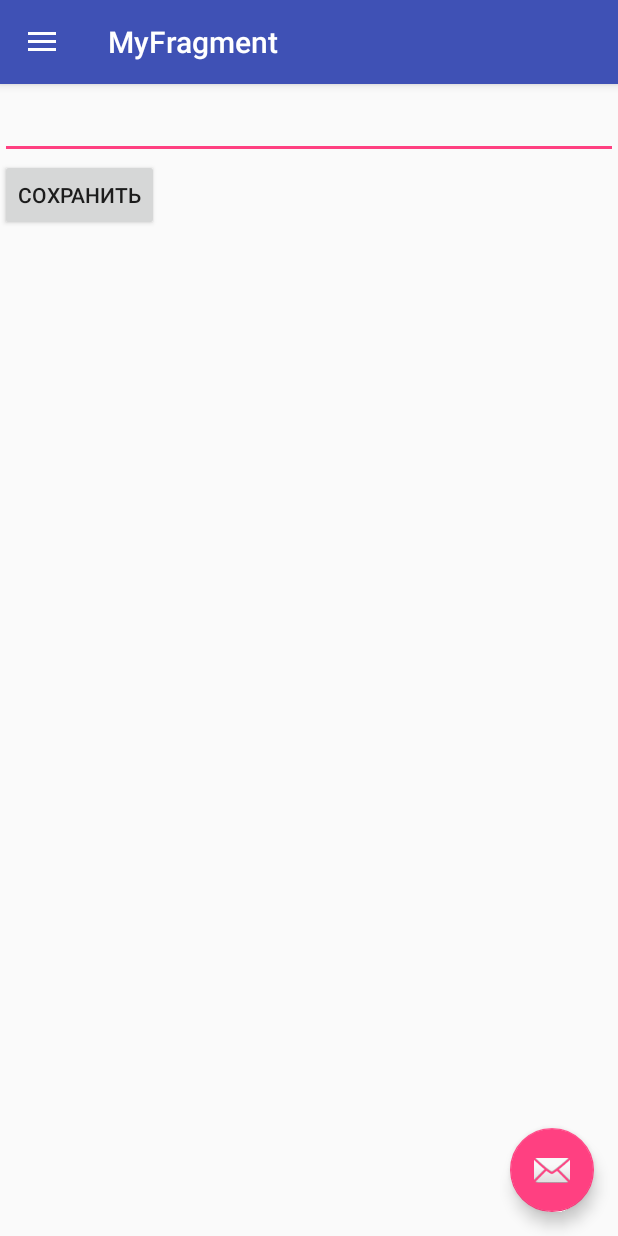
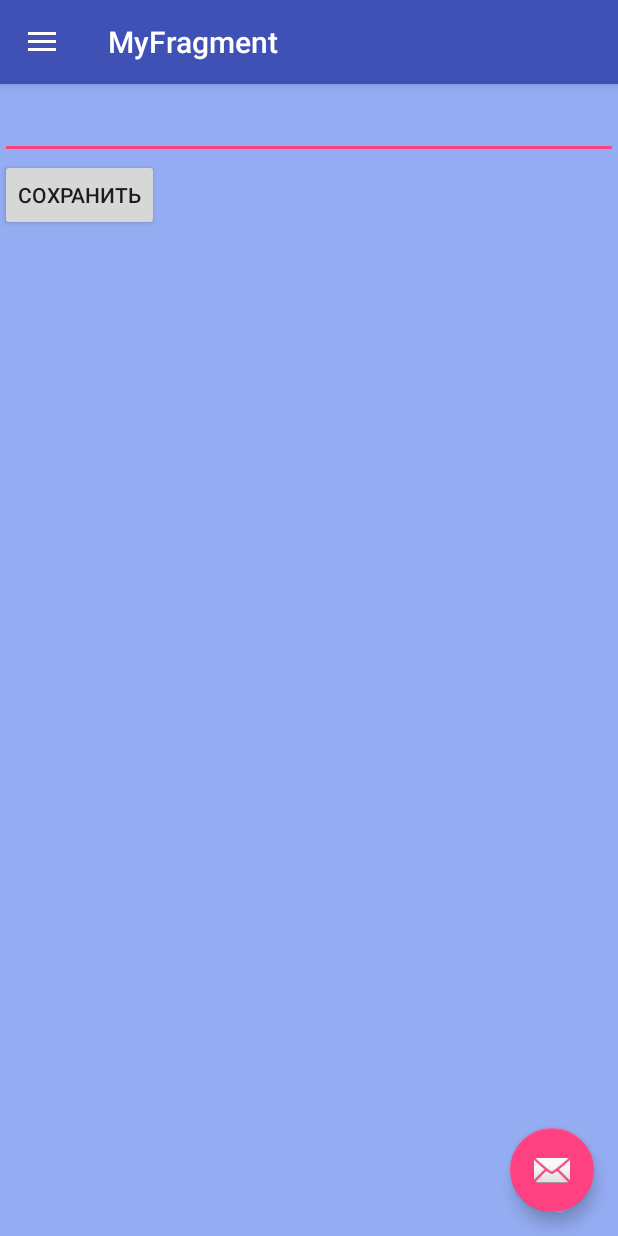
Before and after one commit to PalamarenkoA/MyFragment, an Android app: the screen it shows after launch (MainActivity), on a phone screen of 412 x 824 dp. Run offline under Robolectric (Android 15) with nearby library versions, the phone set to English and light mode, and no system bars; libraries missing offline, so code that uses them is left out: com.desarrollodroide.libraryfragmenttransactionextended, com.firebase.client; plain views replace SlidingRelativeLayout; 1 statement that could not run was skipped.

Commit message:
0.3 Осталось допилить фаербайс

```diff
--- a/app/build.gradle
+++ b/app/build.gradle
@@ -27,5 +27,5 @@ dependencies {
     compile 'com.android.support:support-v4:23.1.1'
     compile 'com.android.support:recyclerview-v7:23.1.1'
     compile 'com.desarrollodroide:fragmenttransactionextended:1'
-
+    compile 'com.firebase:firebase-client-android:2.5.0+'
 }
--- a/app/src/main/AndroidManifest.xml
+++ b/app/src/main/AndroidManifest.xml
@@ -1,6 +1,7 @@
 <?xml version="1.0" encoding="utf-8"?>
 <manifest xmlns:android="http://schemas.android.com/apk/res/android"
     package="com.example.andrey.myfragment">
+    <uses-permission android:name="android.permission.INTERNET" />
 
     <application
         android:allowBackup="true"
--- a/app/src/main/java/com/example/andrey/myfragment/Fragment/FragmentList.java
+++ b/app/src/main/java/com/example/andrey/myfragment/Fragment/FragmentList.java
@@ -64,4 +64,5 @@ public View onCreateView(LayoutInflater inflater, ViewGroup container,
     }
 
 
+
         }
--- a/app/src/main/java/com/example/andrey/myfragment/MainActivity.java
+++ b/app/src/main/java/com/example/andrey/myfragment/MainActivity.java
@@ -26,6 +26,7 @@ import android.widget.Toast;
 import com.desarrollodroide.libraryfragmenttransactionextended.FragmentTransactionExtended;
 import com.example.andrey.myfragment.Fragment.FragmentInput;
 import com.example.andrey.myfragment.Fragment.FragmentList;
+import com.firebase.client.Firebase;
 
 import java.util.Date;
 import java.util.GregorianCalendar;
@@ -43,6 +44,7 @@ public class MainActivity extends AppCompatActivity
         setContentView(R.layout.activity_main);
         onCreateFloatingVButtonNavigationDrawerToolbar();
         context = this;
+        Firebase.setAndroidContext(this);
         fragmentInput = new FragmentInput();
         fragmentList = new FragmentList();
         dbHelper = new DBHelper(this);
@@ -122,6 +124,7 @@ public class MainActivity extends AppCompatActivity
                 FragmentManager fm2 = getFragmentManager();
                 FragmentTransaction fragmentTransaction2 = fm2.beginTransaction();
                 fragmentTransactionExtended = new FragmentTransactionExtended(this, fragmentTransaction2, fragmentInput, fragmentList, R.id.folder);
+
                 fragmentTransactionExtended.addTransition(3);
                 fragmentTransactionExtended.commit();
                 break;
--- a/app/src/main/res/layout/fragment_fragment_input.xml
+++ b/app/src/main/res/layout/fragment_fragment_input.xml
@@ -3,6 +3,7 @@
     android:layout_width="match_parent"
     android:layout_height="match_parent"
     tools:context=".Fragment.FragmentInput"
+    android:background="#94acf2"
     android:orientation="vertical">
 
 
--- a/app/src/main/res/layout/fragment_fragment_list.xml
+++ b/app/src/main/res/layout/fragment_fragment_list.xml
@@ -1,6 +1,7 @@
 <?xml version="1.0" encoding="utf-8"?>
 <LinearLayout xmlns:android="http://schemas.android.com/apk/res/android"
     android:orientation="vertical" android:layout_width="match_parent"
+    android:background="#a1f294"
     android:layout_height="match_parent">
 
       <ListView
```
